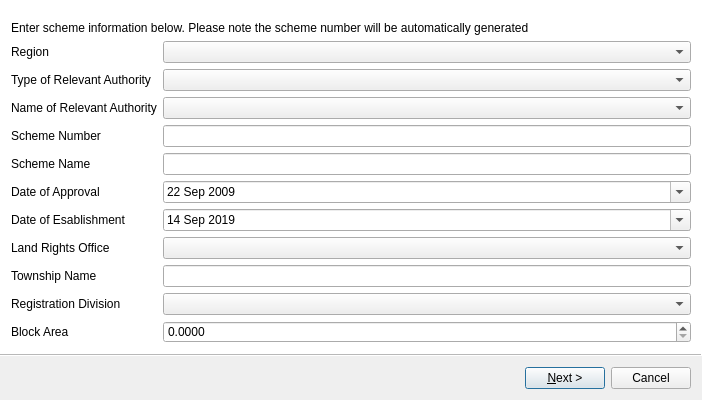
Before: the Qt Designer form ui/flts/ui_scheme_lodgement.ui in gltn/stdm, drawn with Qt 5.
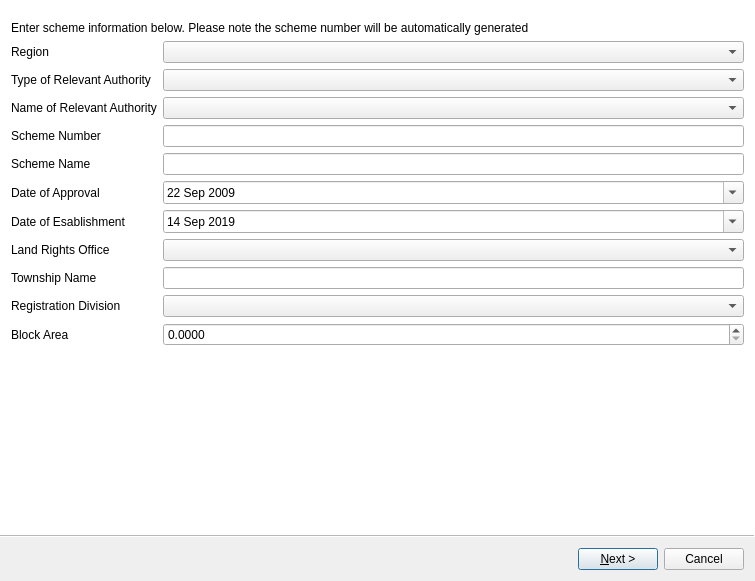
After: the same form once the commit is applied. Icons and pictures are not drawn. Custom widgets are drawn as their Qt base class.

Commit message: Restore CMIS integration in scheme lodgement

```diff
--- a/ui/flts/ui_scheme_lodgement.ui
+++ b/ui/flts/ui_scheme_lodgement.ui
@@ -9,8 +9,8 @@
    <rect>
     <x>0</x>
     <y>0</y>
-    <width>702</width>
-    <height>400</height>
+    <width>755</width>
+    <height>581</height>
    </rect>
   </property>
   <property name="sizePolicy">
```
Left out of the diff: 2 changed lines with no effect on the pictures. The commit also changes 2 other files.
